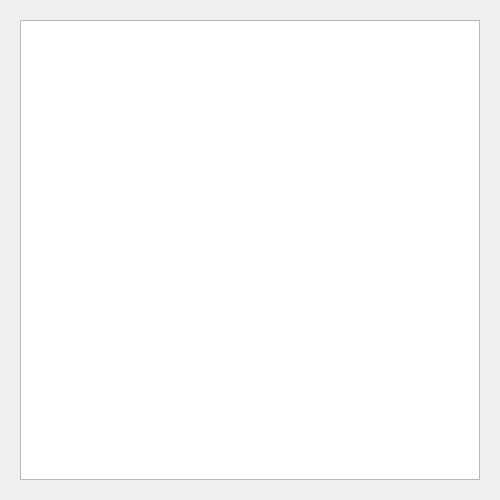
textbrowser/dooble, file UI/dooble_dash.ui: the form before one commit.
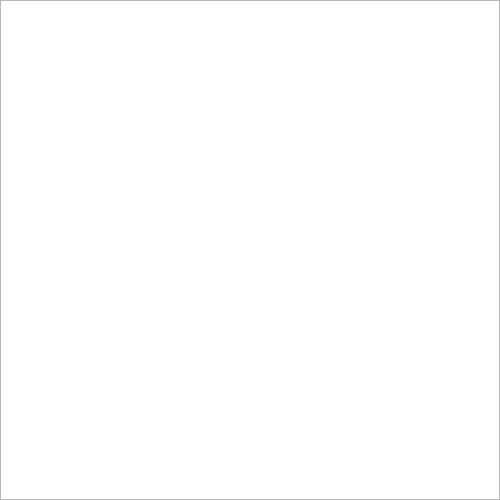
The form after the commit. Custom widgets are drawn as their Qt base class.

Commit message: Zero margins.

```diff
--- a/UI/dooble_dash.ui
+++ b/UI/dooble_dash.ui
@@ -14,9 +14,39 @@
    <string>Dooble: Dooble Awesome Shell</string>
   </property>
   <layout class="QVBoxLayout" name="verticalLayout">
+   <property name="spacing">
+    <number>5</number>
+   </property>
+   <property name="leftMargin">
+    <number>0</number>
+   </property>
+   <property name="topMargin">
+    <number>0</number>
+   </property>
+   <property name="rightMargin">
+    <number>0</number>
+   </property>
+   <property name="bottomMargin">
+    <number>0</number>
+   </property>
    <item>
     <widget class="QFrame" name="frame">
      <layout class="QVBoxLayout" name="verticalLayout_2">
+      <property name="spacing">
+       <number>5</number>
+      </property>
+      <property name="leftMargin">
+       <number>0</number>
+      </property>
+      <property name="topMargin">
+       <number>0</number>
+      </property>
+      <property name="rightMargin">
+       <number>0</number>
+      </property>
+      <property name="bottomMargin">
+       <number>0</number>
+      </property>
       <item>
        <widget class="dooble_dash_textedit" name="text">
         <property name="textInteractionFlags">
```
